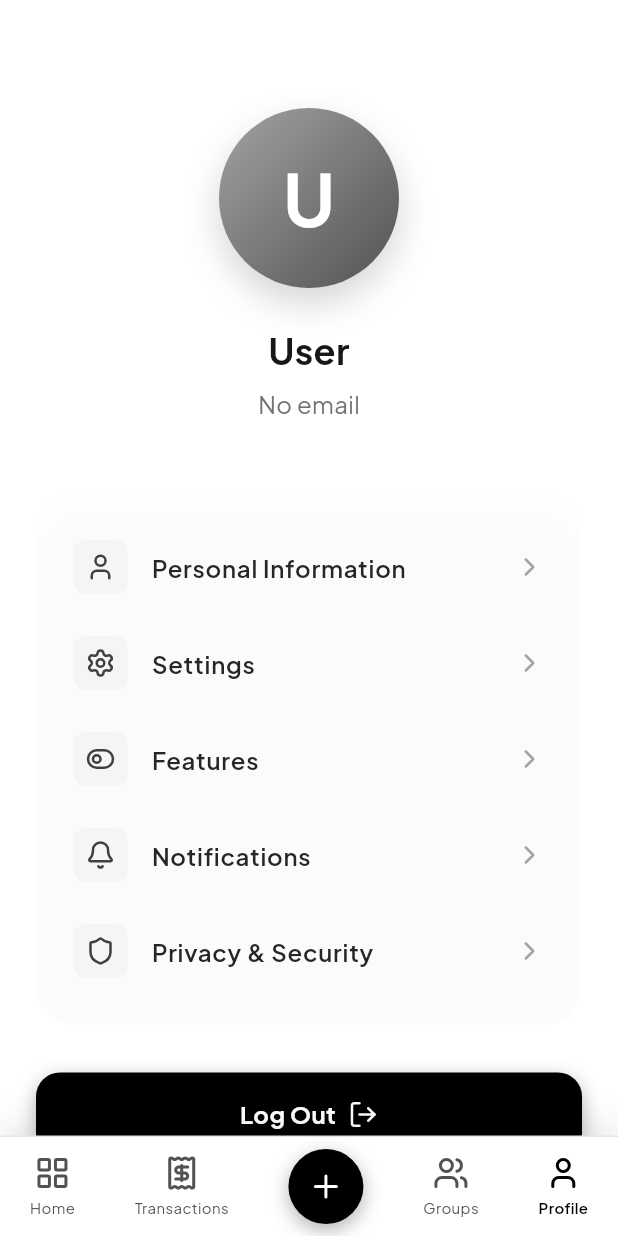
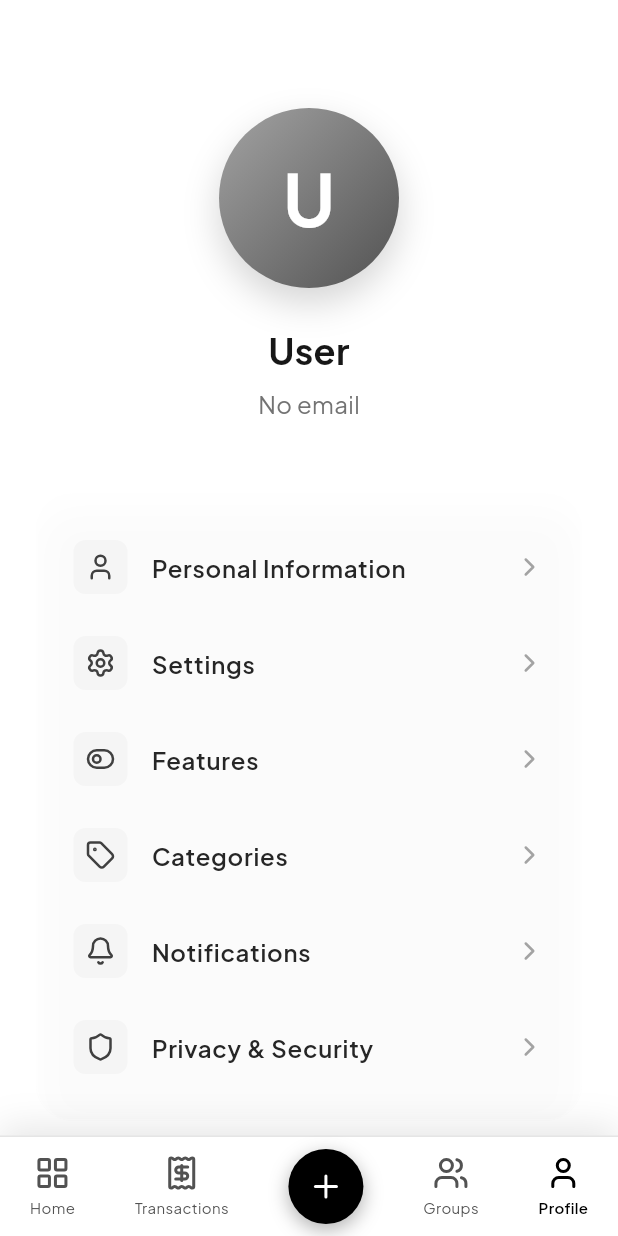
Before and after one commit to vipulchaudhary16/Square, a Flutter app: the ProfileScreen screen opened by its route, on a phone screen of 412 x 824 dp. Run offline on Flutter 3.47's test engine with Material 3 defaults, Android fonts, the phone set to English and light mode, and no system bars; drawn by our look-alikes of flutter_animate; our stand-ins replace dio, fl_chart, flutter_riverpod, go_router, google_fonts, lucide_icons and 1 more; accounts and stored records are empty.

Commit message:
feat: add /profile/categories route and profile menu entry
Co-Authored-By: Claude Sonnet 4.6 <noreply@anthropic.com>

```diff
--- a/square_app/lib/core/router.dart
+++ b/square_app/lib/core/router.dart
@@ -14,6 +14,7 @@ import '../../features/expense/data/expense_model.dart';
 import '../../features/auth/presentation/auth_provider.dart';
 import '../../features/profile/presentation/profile_screen.dart';
 import '../../features/feature_flags/presentation/features_settings_screen.dart';
+import '../../features/categories/presentation/categories_settings_screen.dart';
 import '../../features/groups/presentation/screens/groups_screen.dart';
 import '../../features/groups/presentation/screens/create_group_screen.dart';
 import '../../features/groups/presentation/screens/group_details_screen.dart';
@@ -132,6 +133,11 @@ final routerProvider = Provider<GoRouter>((ref) {
                 parentNavigatorKey: _rootNavigatorKey,
                 builder: (context, state) => const FeaturesSettingsScreen(),
               ),
+              GoRoute(
+                path: 'categories',
+                parentNavigatorKey: _rootNavigatorKey,
+                builder: (context, state) => const CategoriesSettingsScreen(),
+              ),
             ],
           ),
           GoRoute(
--- a/square_app/lib/features/profile/presentation/profile_screen.dart
+++ b/square_app/lib/features/profile/presentation/profile_screen.dart
@@ -107,6 +107,12 @@ class ProfileScreen extends ConsumerWidget {
                   ),
                   _buildProfileOption(
                     context,
+                    icon: LucideIcons.tag,
+                    title: 'Categories',
+                    onTap: () => context.push('/profile/categories'),
+                  ),
+                  _buildProfileOption(
+                    context,
                     icon: LucideIcons.bell,
                     title: 'Notifications',
                     onTap: () {},
```
